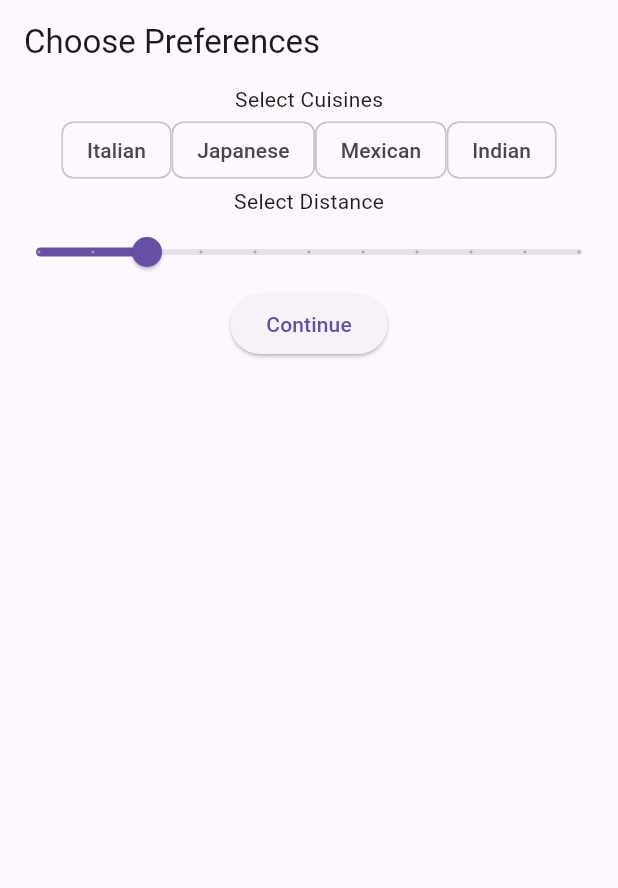
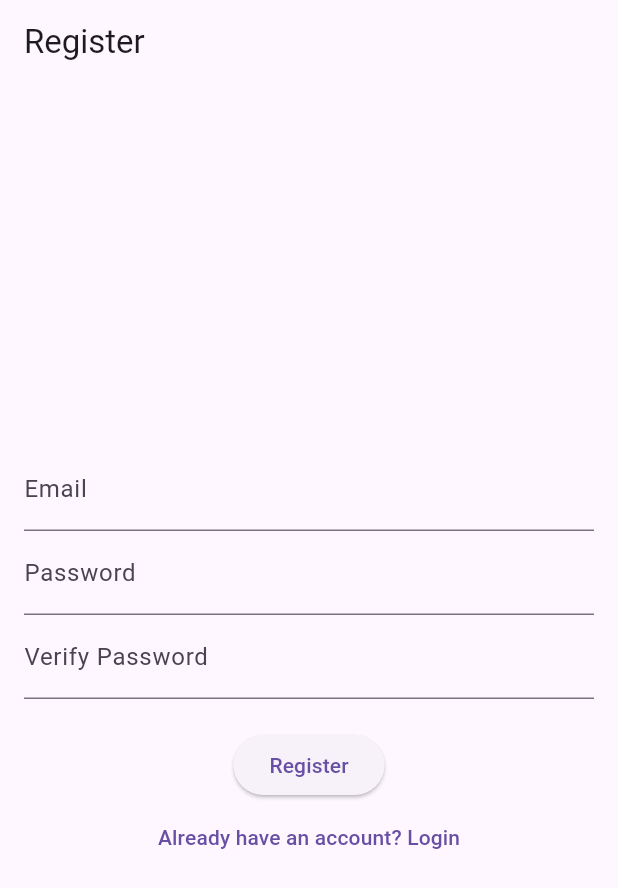
Before and after one commit to Archdiner/vero, a Flutter app: the screen it shows after launch, after a tap on "Sign Up", on a phone screen of 412 x 824 dp. Shown: the top 888 px of the screen. Run offline on Flutter 3.47's test engine with Material 3 defaults, Android fonts, the phone set to English and light mode, and no system bars.

Commit message:
created register and login screens

```diff
--- a/frontend/lib/main.dart
+++ b/frontend/lib/main.dart
@@ -6,6 +6,8 @@ import 'screens/home_screen.dart';
 import 'screens/swipe_screen.dart';
 import 'screens/favourites_screen.dart';
 import 'screens/restaurant_details_screen.dart';
+import 'screens/login_screen.dart';
+import 'screens/register_screen.dart';
 
 void main() {
   runApp(TinderForRestaurants());
@@ -29,6 +31,8 @@ class TinderForRestaurants extends StatelessWidget {
         '/swipe': (context) => SwipeScreen(),
         '/favourites': (context) => FavouritesScreen(),
         '/details': (context) => RestaurantDetailsScreen(),
+        '/login': (context) => LoginScreen(),
+        '/register': (context) => RegisterScreen()
       },
     );
   }
--- a/frontend/lib/screens/auth_screen.dart
+++ b/frontend/lib/screens/auth_screen.dart
@@ -15,13 +15,13 @@ class AuthScreen extends StatelessWidget {
             SizedBox(height: 20),
             ElevatedButton(
               onPressed: () {
-                Navigator.pushReplacementNamed(context, '/preferences');
+                Navigator.pushReplacementNamed(context, '/register');
               },
               child: Text('Sign Up'),
             ),
             TextButton(
               onPressed: () {
-                Navigator.pushReplacementNamed(context, '/home');
+                Navigator.pushReplacementNamed(context, '/login');
               },
               child: Text('Login'),
             ),
--- /dev/null
+++ b/frontend/lib/screens/register_screen.dart
@@ -0,0 +1,44 @@
+import 'package:flutter/material.dart';
+
+class RegisterScreen extends StatelessWidget {
+  @override
+  Widget build(BuildContext context) {
+    return Scaffold(
+      appBar: AppBar(title: Text('Register')),
+      body: Padding(
+        padding: const EdgeInsets.all(16.0),
+        child: Column(
+          mainAxisAlignment: MainAxisAlignment.center,
+          children: [
+            TextField(
+              decoration: InputDecoration(labelText: 'Email'),
+              keyboardType: TextInputType.emailAddress,
+            ),
+            TextField(
+              decoration: InputDecoration(labelText: 'Password'),
+              obscureText: true,
+            ),
+            TextField(
+              decoration: InputDecoration(labelText: 'Verify Password'),
+              obscureText: true,
+            ),
+            SizedBox(height: 20),
+            ElevatedButton(
+              onPressed: () {
+                // Handle registration logic
+                Navigator.pushReplacementNamed(context, '/home');
+              },
+              child: Text('Register'),
+            ),
+            TextButton(
+              onPressed: () {
+                Navigator.pushReplacementNamed(context, '/login');
+              },
+              child: Text('Already have an account? Login'),
+            ),
+          ],
+        ),
+      ),
+    );
+  }
+}
```
Also changed, not shown: frontend/lib/screens/login_screen.dart (added).
